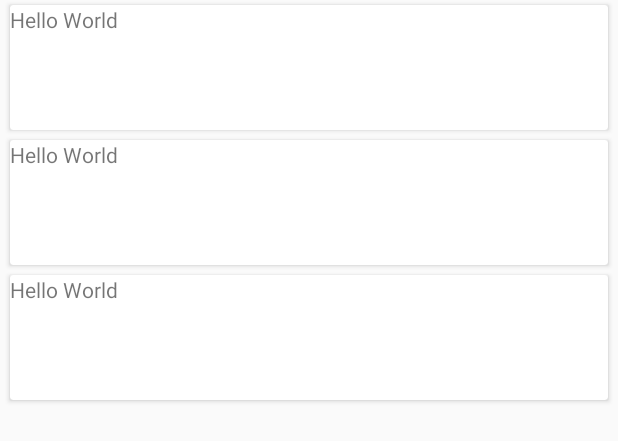
After one commit to AvielNiego/DebitManager, an Android app: the layout debit_list_fragment.xml on its own in the app's theme, with its tools: preview values and no code run, on a phone screen of 412 x 824 dp. The commit adds this screen. Shown: the top 441 px of the screen. Run offline under Robolectric (Android 15) with nearby library versions, the phone set to English and light mode, and no system bars.

Commit message:
feature: DebitListFragment added

```diff
--- a/app/build.gradle
+++ b/app/build.gradle
@@ -31,6 +31,11 @@ dependencies {
 
     compile 'com.android.support:appcompat-v7:25.1.1'
     compile "org.jetbrains.kotlin:kotlin-stdlib:$kotlin_version"
+    compile 'com.android.support:appcompat-v7:25.1.1'
+    compile 'com.android.support:support-v4:25.1.1'
+    compile 'com.android.support:recyclerview-v7:25.1.1'
+    compile 'com.android.support:cardview-v7:25.1.1'
+    compile 'com.android.support:design:25.1.1'
 
     testCompile 'junit:junit:4.12'
     testCompile 'org.mockito:mockito-android:2.7.6'
--- a/app/src/main/java/com/avielniego/debitmanager/ui/MainActivity.kt
+++ b/app/src/main/java/com/avielniego/debitmanager/ui/MainActivity.kt
@@ -3,11 +3,14 @@ package com.avielniego.debitmanager.ui
 import android.os.Bundle
 import android.support.v7.app.AppCompatActivity
 import com.avielniego.debitmanager.R
+import com.avielniego.debitmanager.ui.debitList.DebitListFragment
 
 class MainActivity : AppCompatActivity() {
 
     override fun onCreate(savedInstanceState: Bundle?) {
         super.onCreate(savedInstanceState)
         setContentView(R.layout.activity_main)
+        supportFragmentManager.beginTransaction().add(R.id.debit_list_fragment_container, DebitListFragment.new())
+                .commit()
     }
 }
--- /dev/null
+++ b/app/src/main/res/layout/debit_list_fragment.xml
@@ -0,0 +1,20 @@
+<?xml version="1.0" encoding="utf-8"?>
+<LinearLayout xmlns:android="http://schemas.android.com/apk/res/android"
+    xmlns:app="http://schemas.android.com/apk/res-auto"
+    xmlns:tools="http://schemas.android.com/tools"
+    android:orientation="vertical"
+    android:layout_width="match_parent"
+    android:layout_height="match_parent">
+
+    <android.support.v7.widget.RecyclerView
+        android:id="@+id/debit_recycler_view"
+        android:name="com.avielniego.debitmanager.ui.debitList.DebitListFragment"
+        android:layout_width="match_parent"
+        android:layout_height="match_parent"
+        android:paddingLeft="3dp"
+        android:paddingRight="3dp"
+        app:layoutManager="LinearLayoutManager"
+        tools:context=".ui.debitList.DebitListFragment"
+        tools:listitem="@layout/debit_list_item" />
+
+</LinearLayout>
--- /dev/null
+++ b/app/src/main/res/layout/debit_list_item.xml
@@ -0,0 +1,18 @@
+<?xml version="1.0" encoding="utf-8"?>
+<android.support.v7.widget.CardView
+    xmlns:android="http://schemas.android.com/apk/res/android"
+    xmlns:card_view="http://schemas.android.com/tools"
+    android:layout_width="match_parent"
+    android:layout_height="83dp"
+    android:layout_margin="3dp"
+    card_view:cardCornerRadius="4dp"
+    card_view:cardElevation="1dp"
+    card_view:cardUseCompatPadding="true"
+    android:foreground="?android:attr/selectableItemBackground"
+    android:clickable="true">
+
+    <TextView android:layout_width="wrap_content"
+        android:layout_height="wrap_content"
+        android:text="Hello World"/>
+
+</android.support.v7.widget.CardView>
```
Also changed, not shown: app/src/main/java/com/avielniego/debitmanager/ui/debitList/DebitListFragment.kt (added, +33 -0 lines), app/src/main/java/com/avielniego/debitmanager/widget/DebitWidgetProvider.kt (+0 -7 lines), app/src/main/res/layout/activity_main.xml (+12 -7 lines).
